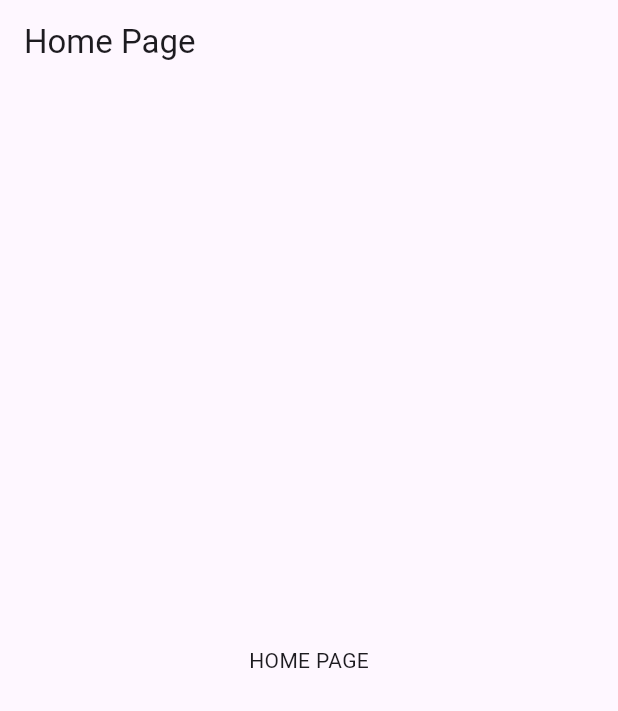
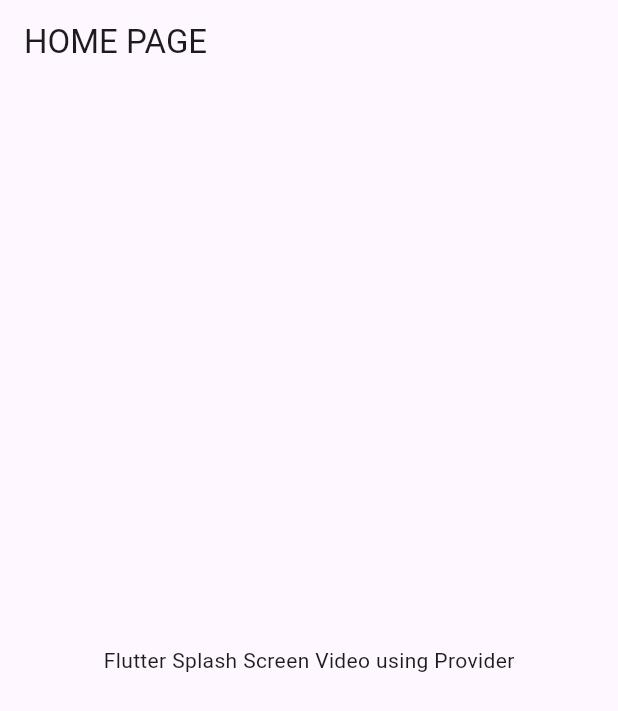
Before and after one commit to Kumail-Raza-Bangash/flutter_video_splash_screen, a Flutter app: the screen it shows after launch, on a phone screen of 412 x 824 dp. Shown: the top 711 px of the screen. Run offline on Flutter 3.47's test engine with Material 3 defaults, Android fonts, the phone set to English and light mode, and no system bars; our stand-ins replace google_fonts, video_player.

Commit message:
Updated Code

```diff
--- a/lib/main.dart
+++ b/lib/main.dart
@@ -19,11 +19,11 @@ class MyApp extends StatelessWidget {
       ],
       child: MaterialApp(
         debugShowCheckedModeBanner: false,
-        title: 'Flutter Demo',
+        title: 'Flutter Splash Screen',
         theme: ThemeData(
           primarySwatch: Colors.blue,
         ),
-        home: SplashPage(),
+        home: const SplashPage(),
       ),
     );
   }
--- a/lib/screen/home_page.dart
+++ b/lib/screen/home_page.dart
@@ -15,13 +15,13 @@ class _HomePageState extends State<HomePage> {
 
     return Scaffold(
       appBar: AppBar(
-        title: const Text('Home Page'),
+        title: const Text('HOME PAGE'),
       ),
       body: const Center(
         child: Column(
           mainAxisAlignment: MainAxisAlignment.center,
           children: [
-            Text("HOME PAGE")
+            Text("Flutter Splash Screen Video using Provider")
           ],
         ),
       ),
--- a/pubspec.yaml
+++ b/pubspec.yaml
@@ -38,6 +38,7 @@ dependencies:
   chewie: ^1.7.4
   provider: ^6.1.1
   video_player: ^2.8.2
+  google_fonts: ^6.1.0
 
 dev_dependencies:
   flutter_test:
```
Also changed, not shown: lib/screen/splash_screen.dart (+48 -15 lines), lib/utils/colors.dart (deleted, +0 -12 lines), lib/assets/images/designf.jpg (deleted), lib/assets/images/designs.jpg (deleted), lib/assets/images/designt.jpg (deleted), pubspec.lock, 2 other files.
